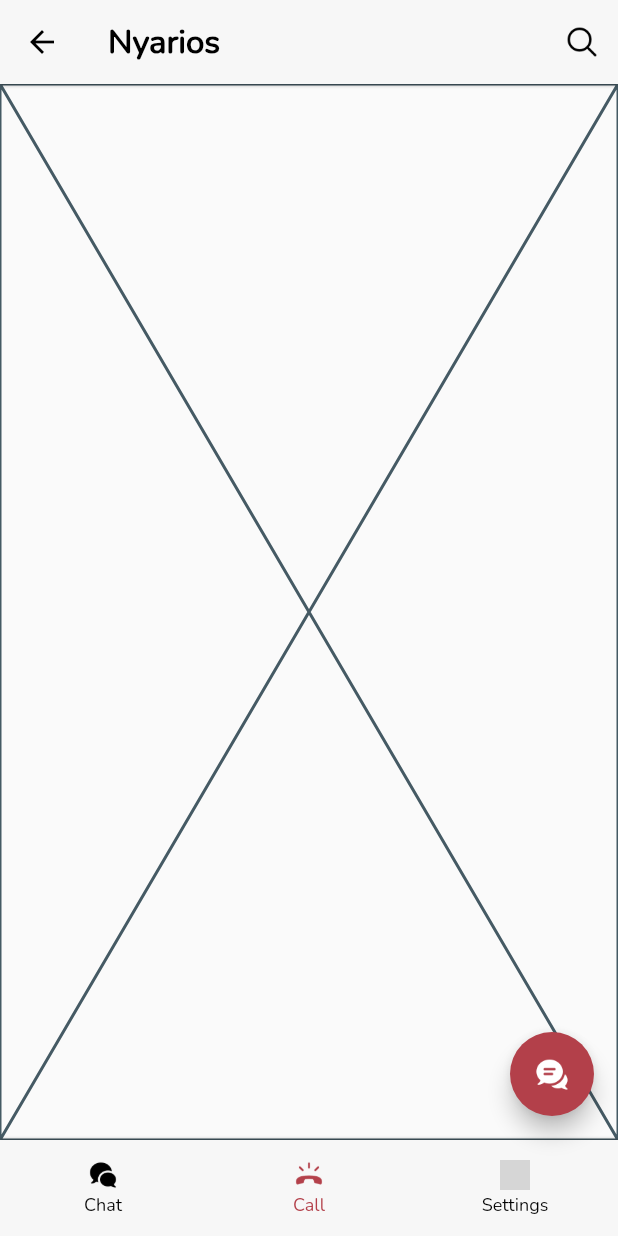
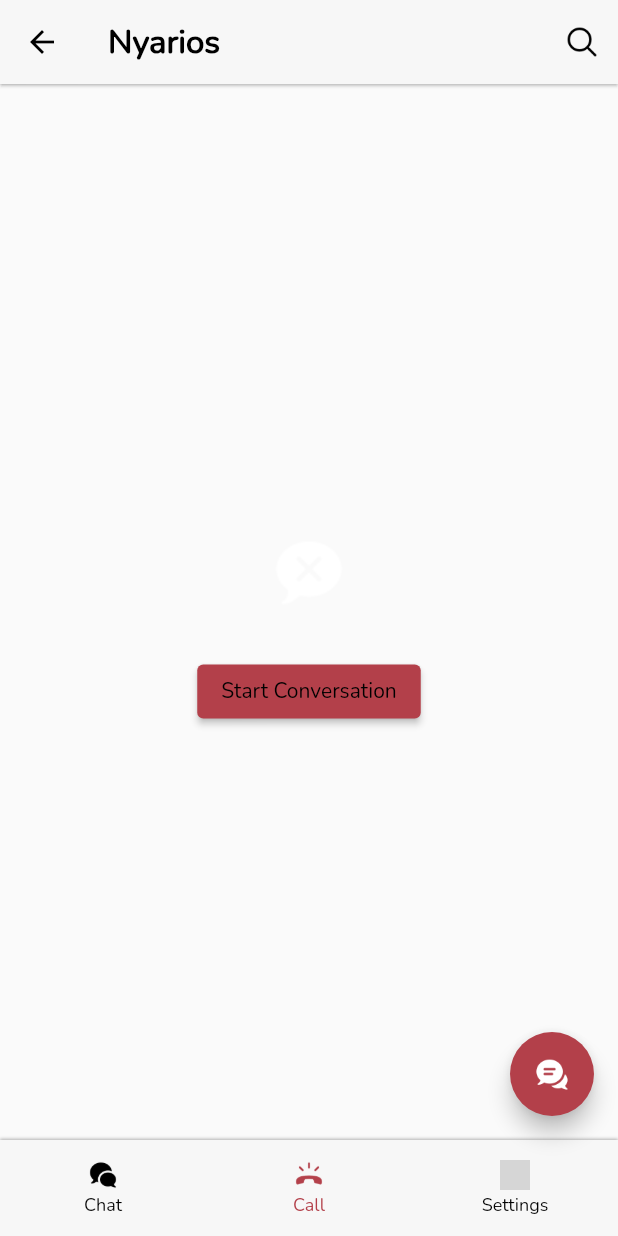
Before and after one commit to zuludin04/nyarios, a Flutter app: the HomeScreen screen opened by its route, item 2 of the bottom bar chosen, on a phone screen of 412 x 824 dp. Run offline on Flutter 3.47's test engine with Material 2 defaults, Android fonts, the phone set to English and light mode, and no system bars; our stand-ins replace cloud_firestore, dio, file_picker, firebase_auth, firebase_core, firebase_storage and 14 more; missing offline and left inert: agora_rtc_engine, barcode_scan2, clipboard; accounts and stored records are empty; network calls fail; grey boxes are pictures that could not be loaded.

Commit message:
save call history

```diff
--- /dev/null
+++ b/lib/data/model/call.dart
@@ -0,0 +1,34 @@
+class Call {
+  int? callDate;
+  String? callId;
+  String? profileId;
+  String? status;
+  String? type;
+
+  Call({this.callDate, this.callId, this.profileId, this.status, this.type});
+
+  factory Call.fromMap(Map<String, dynamic> map) {
+    return Call(
+      callDate: map['callDate'],
+      callId: map['callId'],
+      profileId: map['profileId'],
+      status: map['status'],
+      type: map['type'],
+    );
+  }
+
+  Map<String, dynamic> toMap() {
+    var map = <String, dynamic>{};
+    map['callDate'] = callDate;
+    map['callId'] = callId;
+    map['profileId'] = profileId;
+    map['status'] = status;
+    map['type'] = type;
+    return map;
+  }
+
+  @override
+  String toString() {
+    return 'Call{callDate: $callDate, callId: $callId, profileId: $profileId, status: $status, type: $type}';
+  }
+}
--- a/lib/ui/home/nav/call_history_navigation.dart
+++ b/lib/ui/home/nav/call_history_navigation.dart
@@ -1,10 +1,72 @@
 import 'package:flutter/material.dart';
+import 'package:get/get.dart';
+import 'package:nyarios/core/widgets/custom_indicator.dart';
+import 'package:nyarios/core/widgets/image_asset.dart';
+import 'package:nyarios/data/model/call.dart';
+import 'package:nyarios/data/repositories/call_repository.dart';
+import 'package:nyarios/routes/app_pages.dart';
+import 'package:nyarios/ui/home/widgets/call_history_item.dart';
 
 class CallHistoryNavigation extends StatelessWidget {
   const CallHistoryNavigation({super.key});
 
   @override
   Widget build(BuildContext context) {
-    return const Placeholder();
+    var repository = CallRepository();
+
+    return SafeArea(
+      child: CustomScrollView(
+        physics: const BouncingScrollPhysics(),
+        slivers: [
+          const SliverToBoxAdapter(child: SizedBox(height: 10)),
+          StreamBuilder(
+            stream: repository.loadCallHistory(),
+            builder: (context, snapshot) {
+              if (snapshot.hasError) {
+                return SliverFillRemaining(
+                  child: Center(child: Text('something_went_wrong'.tr)),
+                );
+              }
+
+              if (snapshot.connectionState == ConnectionState.waiting) {
+                return const SliverFillRemaining(
+                  child: Center(child: CustomIndicator()),
+                );
+              }
+
+              if (snapshot.data!.size == 0) {
+                return SliverFillRemaining(
+                  child: Column(
+                    mainAxisAlignment: MainAxisAlignment.center,
+                    children: [
+                      const ImageAsset(
+                        assets: 'assets/icons/ic_empty_chat.png',
+                        size: 80,
+                      ),
+                      const SizedBox(height: 16),
+                      ElevatedButton(
+                        onPressed: () => Get.toNamed(AppRoutes.contactFriend),
+                        child: Text('start_conversation'.tr),
+                      ),
+                    ],
+                  ),
+                );
+              }
+
+              return SliverList(
+                delegate: SliverChildBuilderDelegate(
+                  (context, index) {
+                    var data = snapshot.data!.docs[index];
+                    var chat = Call.fromMap(data.data());
+                    return CallHistoryItem(call: chat);
+                  },
+                  childCount: snapshot.data!.size,
+                ),
+              );
+            },
+          ),
+        ],
+      ),
+    );
   }
 }
```
Also changed, not shown: lib/data/repositories/call_repository.dart (added, +32 -0 lines), lib/ui/call/call_voice_screen.dart (+24 -2 lines), lib/ui/home/widgets/call_history_item.dart (added, +84 -0 lines), 1 other file.
